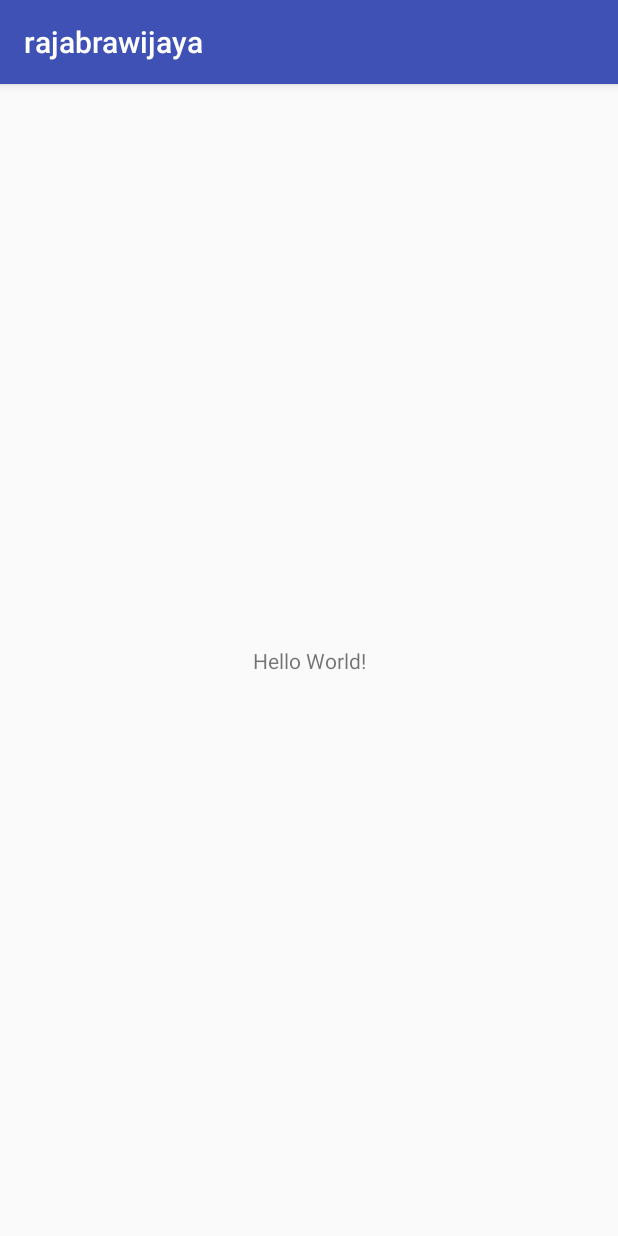
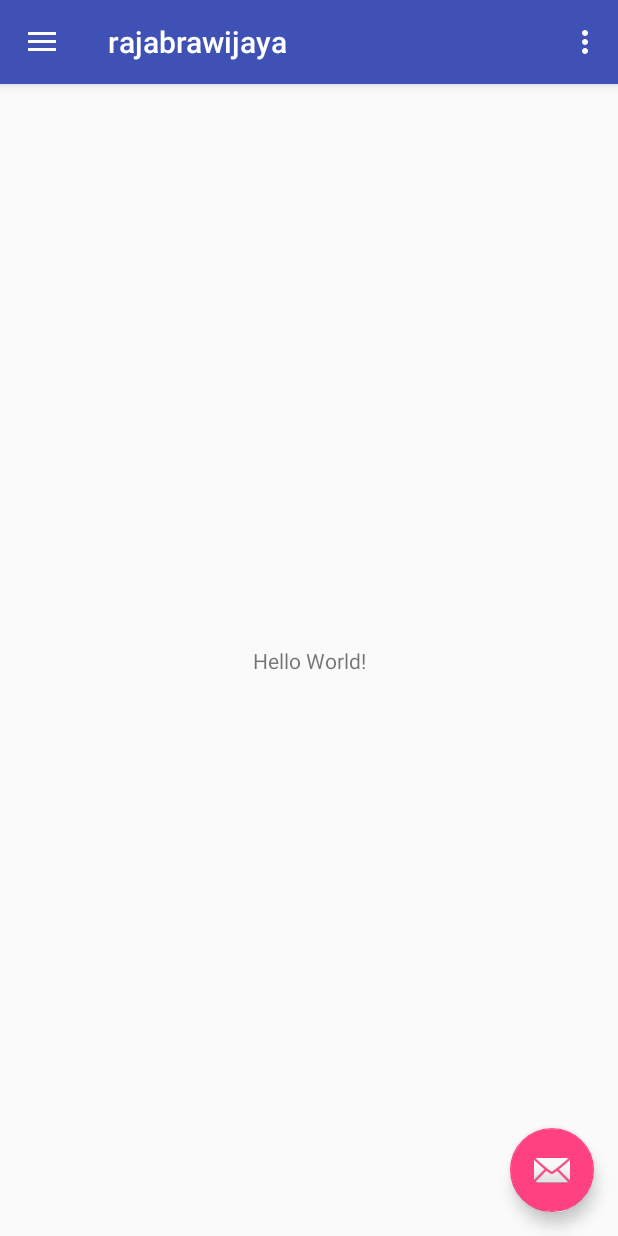
Before and after one commit to khusika/khusika_apps_rajabrawijaya, an Android app: the screen it shows after launch (MainActivity), on a phone screen of 412 x 824 dp. Run offline under Robolectric (Android 15) with nearby library versions, the phone set to English and light mode, and no system bars.

Commit message:
Add NavigationView

```diff
--- a/rajabrawijaya/app/build.gradle
+++ b/rajabrawijaya/app/build.gradle
@@ -25,6 +25,7 @@
         exclude group: 'com.android.support', module: 'support-annotations'
     })
     compile 'com.android.support:appcompat-v7:24.2.1'
+    compile 'com.android.support:design:24.2.1'
     compile 'com.android.support.constraint:constraint-layout:1.0.0-alpha7'
     testCompile 'junit:junit:4.12'
 }
--- a/rajabrawijaya/app/src/main/AndroidManifest.xml
+++ b/rajabrawijaya/app/src/main/AndroidManifest.xml
@@ -8,7 +8,10 @@
         android:label="@string/app_name"
         android:supportsRtl="true"
         android:theme="@style/AppTheme">
-        <activity android:name=".MainActivity">
+        <activity
+            android:name=".MainActivity"
+            android:label="@string/app_name"
+            android:theme="@style/AppTheme.NoActionBar">
             <intent-filter>
                 <action android:name="android.intent.action.MAIN" />
 
--- a/rajabrawijaya/app/src/main/java/com/khusika/rajabrawijaya/MainActivity.java
+++ b/rajabrawijaya/app/src/main/java/com/khusika/rajabrawijaya/MainActivity.java
@@ -1,13 +1,101 @@
 package com.khusika.rajabrawijaya;
 
+import android.os.Bundle;
+import android.support.design.widget.FloatingActionButton;
+import android.support.design.widget.Snackbar;
+import android.view.View;
+import android.support.design.widget.NavigationView;
+import android.support.v4.view.GravityCompat;
+import android.support.v4.widget.DrawerLayout;
+import android.support.v7.app.ActionBarDrawerToggle;
 import android.support.v7.app.AppCompatActivity;
-import android.os.Bundle;
+import android.support.v7.widget.Toolbar;
+import android.view.Menu;
+import android.view.MenuItem;
 
-public class MainActivity extends AppCompatActivity {
+public class MainActivity extends AppCompatActivity
+        implements NavigationView.OnNavigationItemSelectedListener {
 
     @Override
     protected void onCreate(Bundle savedInstanceState) {
         super.onCreate(savedInstanceState);
         setContentView(R.layout.activity_main);
+        Toolbar toolbar = (Toolbar) findViewById(R.id.toolbar);
+        setSupportActionBar(toolbar);
+
+        FloatingActionButton fab = (FloatingActionButton) findViewById(R.id.fab);
+        fab.setOnClickListener(new View.OnClickListener() {
+            @Override
+            public void onClick(View view) {
+                Snackbar.make(view, "Replace with your own action", Snackbar.LENGTH_LONG)
+                        .setAction("Action", null).show();
+            }
+        });
+
+        DrawerLayout drawer = (DrawerLayout) findViewById(R.id.drawer_layout);
+        ActionBarDrawerToggle toggle = new ActionBarDrawerToggle(
+                this, drawer, toolbar, R.string.navigation_drawer_open, R.string.navigation_drawer_close);
+        drawer.setDrawerListener(toggle);
+        toggle.syncState();
+
+        NavigationView navigationView = (NavigationView) findViewById(R.id.nav_view);
+        navigationView.setNavigationItemSelectedListener(this);
+    }
+
+    @Override
+    public void onBackPressed() {
+        DrawerLayout drawer = (DrawerLayout) findViewById(R.id.drawer_layout);
+        if (drawer.isDrawerOpen(GravityCompat.START)) {
+            drawer.closeDrawer(GravityCompat.START);
+        } else {
+            super.onBackPressed();
+        }
+    }
+
+    @Override
+    public boolean onCreateOptionsMenu(Menu menu) {
+        // Inflate the menu; this adds items to the action bar if it is present.
+        getMenuInflater().inflate(R.menu.main, menu);
+        return true;
+    }
+
+    @Override
+    public boolean onOptionsItemSelected(MenuItem item) {
+        // Handle action bar item clicks here. The action bar will
+        // automatically handle clicks on the Home/Up button, so long
+        // as you specify a parent activity in AndroidManifest.xml.
+        int id = item.getItemId();
+
+        //noinspection SimplifiableIfStatement
+        if (id == R.id.action_settings) {
+            return true;
+        }
+
+        return super.onOptionsItemSelected(item);
+    }
+
+    @SuppressWarnings("StatementWithEmptyBody")
+    @Override
+    public boolean onNavigationItemSelected(MenuItem item) {
+        // Handle navigation view item clicks here.
+        int id = item.getItemId();
+
+        if (id == R.id.nav_camera) {
+            // Handle the camera action
+        } else if (id == R.id.nav_gallery) {
+
+        } else if (id == R.id.nav_slideshow) {
+
+        } else if (id == R.id.nav_manage) {
+
+        } else if (id == R.id.nav_share) {
+
+        } else if (id == R.id.nav_send) {
+
+        }
+
+        DrawerLayout drawer = (DrawerLayout) findViewById(R.id.drawer_layout);
+        drawer.closeDrawer(GravityCompat.START);
+        return true;
     }
 }
--- /dev/null
+++ b/rajabrawijaya/app/src/main/res/drawable-v21/ic_menu_camera.xml
@@ -0,0 +1,12 @@
+<vector xmlns:android="http://schemas.android.com/apk/res/android"
+    android:width="24dp"
+    android:height="24dp"
+    android:viewportHeight="24.0"
+    android:viewportWidth="24.0">
+    <path
+        android:fillColor="#FF000000"
+        android:pathData="M12,12m-3.2,0a3.2,3.2 0,1 1,6.4 0a3.2,3.2 0,1 1,-6.4 0" />
+    <path
+        android:fillColor="#FF000000"
+        android:pathData="M9,2L7.17,4H4c-1.1,0 -2,0.9 -2,2v12c0,1.1 0.9,2 2,2h16c1.1,0 2,-0.9 2,-2V6c0,-1.1 -0.9,-2 -2,-2h-3.17L15,2H9zm3,15c-2.76,0 -5,-2.24 -5,-5s2.24,-5 5,-5 5,2.24 5,5 -2.24,5 -5,5z" />
+</vector>
--- /dev/null
+++ b/rajabrawijaya/app/src/main/res/drawable-v21/ic_menu_gallery.xml
@@ -0,0 +1,9 @@
+<vector xmlns:android="http://schemas.android.com/apk/res/android"
+    android:width="24dp"
+    android:height="24dp"
+    android:viewportHeight="24.0"
+    android:viewportWidth="24.0">
+    <path
+        android:fillColor="#FF000000"
+        android:pathData="M22,16V4c0,-1.1 -0.9,-2 -2,-2H8c-1.1,0 -2,0.9 -2,2v12c0,1.1 0.9,2 2,2h12c1.1,0 2,-0.9 2,-2zm-11,-4l2.03,2.71L16,11l4,5H8l3,-4zM2,6v14c0,1.1 0.9,2 2,2h14v-2H4V6H2z" />
+</vector>
--- /dev/null
+++ b/rajabrawijaya/app/src/main/res/drawable-v21/ic_menu_manage.xml
@@ -0,0 +1,9 @@
+<vector xmlns:android="http://schemas.android.com/apk/res/android"
+    android:width="24dp"
+    android:height="24dp"
+    android:viewportHeight="24.0"
+    android:viewportWidth="24.0">
+    <path
+        android:fillColor="#FF000000"
+        android:pathData="M22.7,19l-9.1,-9.1c0.9,-2.3 0.4,-5 -1.5,-6.9 -2,-2 -5,-2.4 -7.4,-1.3L9,6 6,9 1.6,4.7C0.4,7.1 0.9,10.1 2.9,12.1c1.9,1.9 4.6,2.4 6.9,1.5l9.1,9.1c0.4,0.4 1,0.4 1.4,0l2.3,-2.3c0.5,-0.4 0.5,-1.1 0.1,-1.4z" />
+</vector>
--- /dev/null
+++ b/rajabrawijaya/app/src/main/res/drawable-v21/ic_menu_send.xml
@@ -0,0 +1,9 @@
+<vector xmlns:android="http://schemas.android.com/apk/res/android"
+    android:width="24dp"
+    android:height="24dp"
+    android:viewportHeight="24.0"
+    android:viewportWidth="24.0">
+    <path
+        android:fillColor="#FF000000"
+        android:pathData="M2.01,21L23,12 2.01,3 2,10l15,2 -15,2z" />
+</vector>
--- /dev/null
+++ b/rajabrawijaya/app/src/main/res/drawable-v21/ic_menu_share.xml
@@ -0,0 +1,9 @@
+<vector xmlns:android="http://schemas.android.com/apk/res/android"
+    android:width="24dp"
+    android:height="24dp"
+    android:viewportHeight="24.0"
+    android:viewportWidth="24.0">
+    <path
+        android:fillColor="#FF000000"
+        android:pathData="M18,16.08c-0.76,0 -1.44,0.3 -1.96,0.77L8.91,12.7c0.05,-0.23 0.09,-0.46 0.09,-0.7s-0.04,-0.47 -0.09,-0.7l7.05,-4.11c0.54,0.5 1.25,0.81 2.04,0.81 1.66,0 3,-1.34 3,-3s-1.34,-3 -3,-3 -3,1.34 -3,3c0,0.24 0.04,0.47 0.09,0.7L8.04,9.81C7.5,9.31 6.79,9 6,9c-1.66,0 -3,1.34 -3,3s1.34,3 3,3c0.79,0 1.5,-0.31 2.04,-0.81l7.12,4.16c-0.05,0.21 -0.08,0.43 -0.08,0.65 0,1.61 1.31,2.92 2.92,2.92 1.61,0 2.92,-1.31 2.92,-2.92s-1.31,-2.92 -2.92,-2.92z" />
+</vector>
--- /dev/null
+++ b/rajabrawijaya/app/src/main/res/drawable-v21/ic_menu_slideshow.xml
@@ -0,0 +1,9 @@
+<vector xmlns:android="http://schemas.android.com/apk/res/android"
+    android:width="24dp"
+    android:height="24dp"
+    android:viewportHeight="24.0"
+    android:viewportWidth="24.0">
+    <path
+        android:fillColor="#FF000000"
+        android:pathData="M4,6H2v14c0,1.1 0.9,2 2,2h14v-2H4V6zm16,-4H8c-1.1,0 -2,0.9 -2,2v12c0,1.1 0.9,2 2,2h12c1.1,0 2,-0.9 2,-2V4c0,-1.1 -0.9,-2 -2,-2zm-8,12.5v-9l6,4.5 -6,4.5z" />
+</vector>
--- /dev/null
+++ b/rajabrawijaya/app/src/main/res/drawable/side_nav_bar.xml
@@ -0,0 +1,9 @@
+<shape xmlns:android="http://schemas.android.com/apk/res/android"
+    android:shape="rectangle">
+    <gradient
+        android:angle="135"
+        android:centerColor="#4CAF50"
+        android:endColor="#2E7D32"
+        android:startColor="#81C784"
+        android:type="linear" />
+</shape>
--- a/rajabrawijaya/app/src/main/res/layout/activity_main.xml
+++ b/rajabrawijaya/app/src/main/res/layout/activity_main.xml
@@ -1,18 +1,25 @@
 <?xml version="1.0" encoding="utf-8"?>
-<android.support.constraint.ConstraintLayout xmlns:android="http://schemas.android.com/apk/res/android"
+<android.support.v4.widget.DrawerLayout xmlns:android="http://schemas.android.com/apk/res/android"
     xmlns:app="http://schemas.android.com/apk/res-auto"
     xmlns:tools="http://schemas.android.com/tools"
+    android:id="@+id/drawer_layout"
     android:layout_width="match_parent"
     android:layout_height="match_parent"
-    tools:context="com.khusika.rajabrawijaya.MainActivity">
+    android:fitsSystemWindows="true"
+    tools:openDrawer="start">
 
-    <TextView
+    <include
+        layout="@layout/app_bar_main"
+        android:layout_width="match_parent"
+        android:layout_height="match_parent" />
+
+    <android.support.design.widget.NavigationView
+        android:id="@+id/nav_view"
         android:layout_width="wrap_content"
-        android:layout_height="wrap_content"
-        android:text="Hello World!"
-        app:layout_constraintBottom_toBottomOf="parent"
-        app:layout_constraintLeft_toLeftOf="parent"
-        app:layout_constraintRight_toRightOf="parent"
-        app:layout_constraintTop_toTopOf="parent" />
+        android:layout_height="match_parent"
+        android:layout_gravity="start"
+        android:fitsSystemWindows="true"
+        app:headerLayout="@layout/nav_header_main"
+        app:menu="@menu/activity_main_drawer" />
 
-</android.support.constraint.ConstraintLayout>
+</android.support.v4.widget.DrawerLayout>
--- /dev/null
+++ b/rajabrawijaya/app/src/main/res/layout/app_bar_main.xml
@@ -0,0 +1,33 @@
+<?xml version="1.0" encoding="utf-8"?>
+<android.support.design.widget.CoordinatorLayout xmlns:android="http://schemas.android.com/apk/res/android"
+    xmlns:app="http://schemas.android.com/apk/res-auto"
+    xmlns:tools="http://schemas.android.com/tools"
+    android:layout_width="match_parent"
+    android:layout_height="match_parent"
+    tools:context="com.khusika.rajabrawijaya.MainActivity">
+
+    <android.support.design.widget.AppBarLayout
+        android:layout_width="match_parent"
+        android:layout_height="wrap_content"
+        android:theme="@style/AppTheme.AppBarOverlay">
+
+        <android.support.v7.widget.Toolbar
+            android:id="@+id/toolbar"
+            android:layout_width="match_parent"
+            android:layout_height="?attr/actionBarSize"
+            android:background="?attr/colorPrimary"
+            app:popupTheme="@style/AppTheme.PopupOverlay" />
+
+    </android.support.design.widget.AppBarLayout>
+
+    <include layout="@layout/content_main" />
+
+    <android.support.design.widget.FloatingActionButton
+        android:id="@+id/fab"
+        android:layout_width="wrap_content"
+        android:layout_height="wrap_content"
+        android:layout_gravity="bottom|end"
+        android:layout_margin="@dimen/fab_margin"
+        app:srcCompat="@android:drawable/ic_dialog_email" />
+
+</android.support.design.widget.CoordinatorLayout>
--- /dev/null
+++ b/rajabrawijaya/app/src/main/res/layout/content_main.xml
@@ -0,0 +1,20 @@
+<?xml version="1.0" encoding="utf-8"?>
+<android.support.constraint.ConstraintLayout xmlns:android="http://schemas.android.com/apk/res/android"
+    xmlns:app="http://schemas.android.com/apk/res-auto"
+    xmlns:tools="http://schemas.android.com/tools"
+    android:layout_width="match_parent"
+    android:layout_height="match_parent"
+    app:layout_behavior="@string/appbar_scrolling_view_behavior"
+    tools:context="com.khusika.rajabrawijaya.MainActivity"
+    tools:showIn="@layout/app_bar_main">
+
+    <TextView
+        android:layout_width="wrap_content"
+        android:layout_height="wrap_content"
+        android:text="Hello World!"
+        app:layout_constraintBottom_toBottomOf="parent"
+        app:layout_constraintLeft_toLeftOf="parent"
+        app:layout_constraintRight_toRightOf="parent"
+        app:layout_constraintTop_toTopOf="parent" />
+
+</android.support.constraint.ConstraintLayout>
--- /dev/null
+++ b/rajabrawijaya/app/src/main/res/layout/nav_header_main.xml
@@ -0,0 +1,35 @@
+<?xml version="1.0" encoding="utf-8"?>
+<LinearLayout xmlns:android="http://schemas.android.com/apk/res/android"
+    xmlns:app="http://schemas.android.com/apk/res-auto"
+    android:layout_width="match_parent"
+    android:layout_height="@dimen/nav_header_height"
+    android:background="@drawable/side_nav_bar"
+    android:gravity="bottom"
+    android:orientation="vertical"
+    android:paddingBottom="@dimen/activity_vertical_margin"
+    android:paddingLeft="@dimen/activity_horizontal_margin"
+    android:paddingRight="@dimen/activity_horizontal_margin"
+    android:paddingTop="@dimen/activity_vertical_margin"
+    android:theme="@style/ThemeOverlay.AppCompat.Dark">
+
+    <ImageView
+        android:id="@+id/imageView"
+        android:layout_width="wrap_content"
+        android:layout_height="wrap_content"
+        android:paddingTop="@dimen/nav_header_vertical_spacing"
+        app:srcCompat="@android:drawable/sym_def_app_icon" />
+
+    <TextView
+        android:layout_width="match_parent"
+        android:layout_height="wrap_content"
+        android:paddingTop="@dimen/nav_header_vertical_spacing"
+        android:text="Android Studio"
+        android:textAppearance="@style/TextAppearance.AppCompat.Body1" />
+
+    <TextView
+        android:id="@+id/textView"
+        android:layout_width="wrap_content"
+        android:layout_height="wrap_content"
+        android:text="android.studio@android.com" />
+
+</LinearLayout>
--- /dev/null
+++ b/rajabrawijaya/app/src/main/res/menu/activity_main_drawer.xml
@@ -0,0 +1,36 @@
+<?xml version="1.0" encoding="utf-8"?>
+<menu xmlns:android="http://schemas.android.com/apk/res/android">
+
+    <group android:checkableBehavior="single">
+        <item
+            android:id="@+id/nav_camera"
+            android:icon="@drawable/ic_menu_camera"
+            android:title="Import" />
+        <item
+            android:id="@+id/nav_gallery"
+            android:icon="@drawable/ic_menu_gallery"
+            android:title="Gallery" />
+        <item
+            android:id="@+id/nav_slideshow"
+            android:icon="@drawable/ic_menu_slideshow"
+            android:title="Slideshow" />
+        <item
+            android:id="@+id/nav_manage"
+            android:icon="@drawable/ic_menu_manage"
+            android:title="Tools" />
+    </group>
+
+    <item android:title="Communicate">
+        <menu>
+            <item
+                android:id="@+id/nav_share"
+                android:icon="@drawable/ic_menu_share"
+                android:title="Share" />
+            <item
+                android:id="@+id/nav_send"
+                android:icon="@drawable/ic_menu_send"
+                android:title="Send" />
+        </menu>
+    </item>
+
+</menu>
--- /dev/null
+++ b/rajabrawijaya/app/src/main/res/menu/main.xml
@@ -0,0 +1,9 @@
+<?xml version="1.0" encoding="utf-8"?>
+<menu xmlns:android="http://schemas.android.com/apk/res/android"
+    xmlns:app="http://schemas.android.com/apk/res-auto">
+    <item
+        android:id="@+id/action_settings"
+        android:orderInCategory="100"
+        android:title="@string/action_settings"
+        app:showAsAction="never" />
+</menu>
--- /dev/null
+++ b/rajabrawijaya/app/src/main/res/values/dimens.xml
@@ -0,0 +1,8 @@
+<resources>
+    <!-- Default screen margins, per the Android Design guidelines. -->
+    <dimen name="activity_horizontal_margin">16dp</dimen>
+    <dimen name="activity_vertical_margin">16dp</dimen>
+    <dimen name="nav_header_vertical_spacing">16dp</dimen>
+    <dimen name="nav_header_height">160dp</dimen>
+    <dimen name="fab_margin">16dp</dimen>
+</resources>
--- /dev/null
+++ b/rajabrawijaya/app/src/main/res/values/drawables.xml
@@ -0,0 +1,8 @@
+<resources xmlns:android="http://schemas.android.com/apk/res/android">
+    <item name="ic_menu_camera" type="drawable">@android:drawable/ic_menu_camera</item>
+    <item name="ic_menu_gallery" type="drawable">@android:drawable/ic_menu_gallery</item>
+    <item name="ic_menu_slideshow" type="drawable">@android:drawable/ic_menu_slideshow</item>
+    <item name="ic_menu_manage" type="drawable">@android:drawable/ic_menu_manage</item>
+    <item name="ic_menu_share" type="drawable">@android:drawable/ic_menu_share</item>
+    <item name="ic_menu_send" type="drawable">@android:drawable/ic_menu_send</item>
+</resources>
--- a/rajabrawijaya/app/src/main/res/values/strings.xml
+++ b/rajabrawijaya/app/src/main/res/values/strings.xml
@@ -1,3 +1,8 @@
 <resources>
     <string name="app_name">rajabrawijaya</string>
+
+    <string name="navigation_drawer_open">Open navigation drawer</string>
+    <string name="navigation_drawer_close">Close navigation drawer</string>
+
+    <string name="action_settings">Settings</string>
 </resources>
--- a/rajabrawijaya/app/src/main/res/values/styles.xml
+++ b/rajabrawijaya/app/src/main/res/values/styles.xml
@@ -8,4 +8,13 @@
         <item name="colorAccent">@color/colorAccent</item>
     </style>
 
+    <style name="AppTheme.NoActionBar">
+        <item name="windowActionBar">false</item>
+        <item name="windowNoTitle">true</item>
+    </style>
+
+    <style name="AppTheme.AppBarOverlay" parent="ThemeOverlay.AppCompat.Dark.ActionBar" />
+
+    <style name="AppTheme.PopupOverlay" parent="ThemeOverlay.AppCompat.Light" />
+
 </resources>
```
